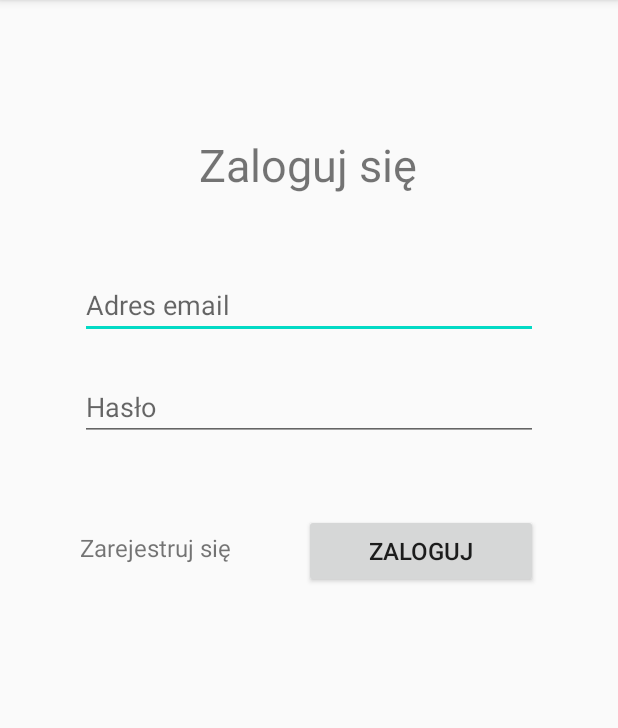
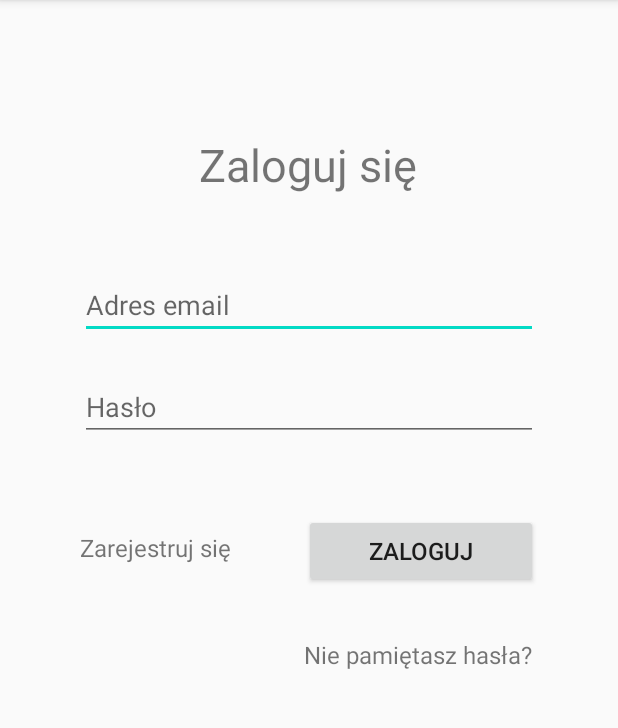
Before and after one commit to Bartosz-Broda/Twoj-ogrod, an Android app: the LoginActivity screen opened directly, with no data from a screen before it, on a phone screen of 412 x 824 dp, the part 84-812 px from its top. Run offline under Robolectric (Android 15) with nearby library versions, the phone set to English and light mode, and no system bars; our stand-ins replace Firebase (no records; nobody signed in at launch, a user with empty details on screens opened directly); 1 statement that could not run was skipped.

Commit message:
0.8.2
resetting password added

```diff
--- a/TwjOgrd/app/src/main/AndroidManifest.xml
+++ b/TwjOgrd/app/src/main/AndroidManifest.xml
@@ -4,7 +4,7 @@
     package="com.example.twjogrd">
 
     <uses-permission android:name="android.permission.INTERNET" />
-    <uses-permission android:name="android.permission.ACCESS_FINE_LOCATION"/>
+    <uses-permission android:name="android.permission.ACCESS_FINE_LOCATION" />
 
     <application
         android:allowBackup="true"
@@ -15,7 +15,7 @@
         android:theme="@style/AppTheme"
         android:usesCleartextTraffic="true"
         tools:targetApi="m">
-
+        <activity android:name=".ResetPasswordActivity"></activity>
         <activity android:name=".ProfileActivity" />
         <activity android:name=".AddPlantActivity" />
         <activity android:name=".LoginActivity" />
--- a/TwjOgrd/app/src/main/java/com/example/twjogrd/LoginActivity.java
+++ b/TwjOgrd/app/src/main/java/com/example/twjogrd/LoginActivity.java
@@ -25,6 +25,7 @@ public class LoginActivity extends AppCompatActivity implements View.OnClickList
     private EditText editTextPassword;
     private Button signInButton;
     private TextView registerTextView;
+    private TextView resetPassword;
 
     private ProgressDialog progressDialog;
     private FirebaseAuth firebaseAuth;
@@ -44,13 +45,15 @@ public class LoginActivity extends AppCompatActivity implements View.OnClickList
             startActivity(new Intent(this, ProfileActivity.class));
         }
 
-        editTextEmail = (EditText) findViewById(R.id.signInEmail);
-        editTextPassword = (EditText) findViewById(R.id.signInPassword);
-        signInButton = (Button) findViewById(R.id.signInButton);
-        registerTextView = (TextView) findViewById(R.id.registerTextView);
+        editTextEmail = findViewById(R.id.signInEmail);
+        editTextPassword = findViewById(R.id.signInPassword);
+        signInButton = findViewById(R.id.signInButton);
+        registerTextView = findViewById(R.id.registerTextView);
+        resetPassword = findViewById(R.id.resetPasswordTextView);
 
         signInButton.setOnClickListener(this);
         registerTextView.setOnClickListener(this);
+        resetPassword.setOnClickListener(this);
 
     }
 
@@ -84,8 +87,11 @@ public class LoginActivity extends AppCompatActivity implements View.OnClickList
                             //Starts profile activity
                             finish();
                             startActivity(new Intent(getApplicationContext(), ProfileActivity.class));
+                        }else{
+                            Toast.makeText(LoginActivity.this, "Niepoprawny login lub hasło", Toast.LENGTH_LONG).show();
                         }
                     }
+
                 });
     }
 
@@ -101,6 +107,10 @@ public class LoginActivity extends AppCompatActivity implements View.OnClickList
             finish();
             startActivity(new Intent(this, RegisterActivity.class));
         }
+        if(v==resetPassword){
+            finish();
+            startActivity(new Intent(this, ResetPasswordActivity.class));
+        }
 
     }
 }
--- a/TwjOgrd/app/src/main/java/com/example/twjogrd/ProfileActivity.java
+++ b/TwjOgrd/app/src/main/java/com/example/twjogrd/ProfileActivity.java
@@ -246,7 +246,7 @@ public class ProfileActivity extends AppCompatActivity implements View.OnClickLi
         recyclerView = findViewById(R.id.userPlantList);
         recyclerView.setHasFixedSize(true);
         recyclerView.setLayoutManager(new LinearLayoutManager(this));
-        arrayList = new ArrayList<DataSetFire>();
+        arrayList = new ArrayList<>();
         Query keyQuery = FirebaseDatabase.getInstance().getReference("Users/"+FirebaseAuth.getInstance().getCurrentUser().getUid()).child("User_plants");
         databaseReference = FirebaseDatabase.getInstance().getReference("plants");
         databaseReference.keepSynced(true);
--- a/TwjOgrd/app/src/main/res/layout/activity_login.xml
+++ b/TwjOgrd/app/src/main/res/layout/activity_login.xml
@@ -74,4 +74,17 @@
         app:layout_constraintStart_toStartOf="parent"
         app:layout_constraintTop_toBottomOf="@+id/signInPassword"
         app:layout_constraintVertical_bias="0.134" />
+
+    <TextView
+        android:id="@+id/resetPasswordTextView"
+        android:layout_width="156dp"
+        android:layout_height="26dp"
+        android:text="Nie pamiętasz hasła?"
+        android:textSize="16sp"
+        app:layout_constraintBottom_toBottomOf="parent"
+        app:layout_constraintEnd_toEndOf="parent"
+        app:layout_constraintHorizontal_bias="0.792"
+        app:layout_constraintStart_toStartOf="parent"
+        app:layout_constraintTop_toBottomOf="@+id/signInPassword"
+        app:layout_constraintVertical_bias="0.293" />
 </androidx.constraintlayout.widget.ConstraintLayout>
--- a/TwjOgrd/app/src/main/res/values/strings.xml
+++ b/TwjOgrd/app/src/main/res/values/strings.xml
@@ -27,4 +27,6 @@
     <string name="nazwa_aci_ska">Nazwa łacińska</string>
     <string name="minimalna_temperatura">minimalna temperatura</string>
     <string name="tempereature">Tempereature</string>
+    <string name="wprowad_email">Wprowadź email</string>
+    <string name="resetuj">Resetuj</string>
 </resources>
```
Also changed, not shown: TwjOgrd/app/src/main/java/com/example/twjogrd/ResetPasswordActivity.java (added, +78 -0 lines), TwjOgrd/app/src/main/res/layout/activity_reset_password.xml (added, +72 -0 lines).
